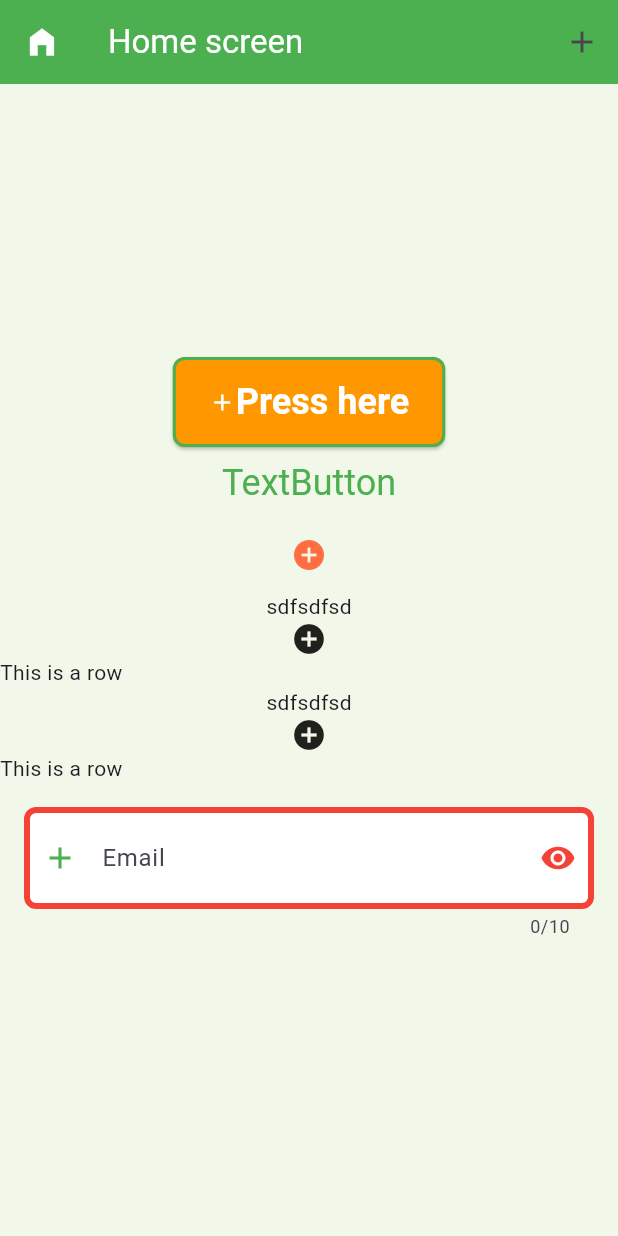
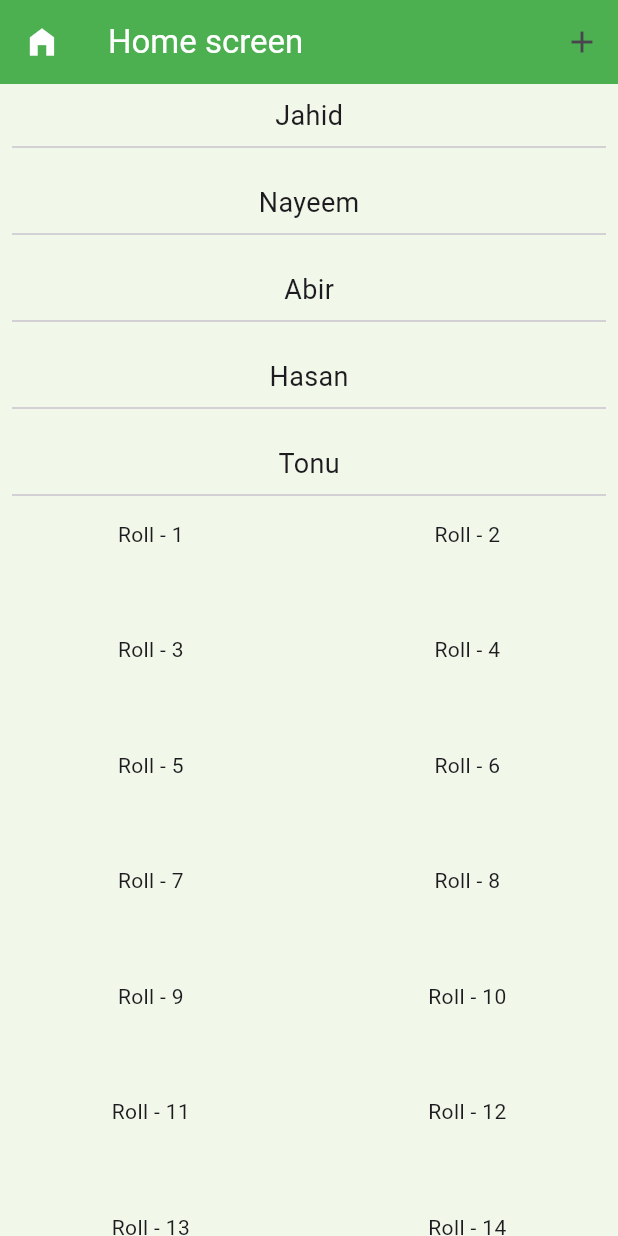
Before and after one commit to RafatMeraz/ostad_flutter_batch_six, a Flutter app: the screen it shows after launch, on a phone screen of 412 x 824 dp. Run offline on Flutter 3.47's test engine with Material 3 defaults, Android fonts, the phone set to English and light mode, and no system bars.

Commit message:
Add Basic Widget - ListView, Gridview

```diff
--- a/live_class_project/lib/main.dart
+++ b/live_class_project/lib/main.dart
@@ -22,6 +22,14 @@ class MyApp extends StatelessWidget {
 // Row => Horizontally
 
 class Home extends StatelessWidget {
+  List<String> studentList = [
+    'Jahid',
+    'Nayeem',
+    'Abir',
+    'Hasan',
+    'Tonu'
+  ];
+
   @override
   Widget build(BuildContext context) {
     // Write whatever you want to show in screen
@@ -54,202 +62,214 @@ class Home extends StatelessWidget {
           }, icon: Icon(Icons.add)),
         ],
       ),
-      body: Center(
+      // body: SingleChildScrollView(
+      //   child: Column(
+      //     children: [
+      //       Text('sdfjdkslfkds'),
+      //       Text('sdfjdkslfkds'),
+      //       Text('sdfjdkslfkds'),
+      //       Text('sdfjdkslfkds'),
+      //       Text('sdfjdkslfkds'),
+      //       Text('sdfjdkslfkds'),
+      //       Text('sdfjdkslfkds'),
+      //       Text('sdfjdkslfkds'),
+      //       Text('sdfjdkslfkds'),
+      //       Text('sdfjdkslfkds'),
+      //       Text('sdfjdkslfkds'),
+      //       Text('sdfjdkslfkds'),
+      //       Text('sdfjdkslfkds'),
+      //       Text('sdfjdkslfkds'),
+      //       Text('sdfjdkslfkds'),
+      //       Text('sdfjdkslfkds'),
+      //       Text('sdfjdkslfkds'),
+      //       Text('sdfjdkslfkds'),
+      //       Text('sdfjdkslfkds'),
+      //       Text('sdfjdkslfkds'),
+      //       Text('sdfjdkslfkds'),
+      //       Text('sdfjdkslfkds'),
+      //       Text('sdfjdkslfkds'),
+      //       Text('sdfjdkslfkds'),
+      //       Text('sdfjdkslfkds'),
+      //       Text('sdfjdkslfkds'),
+      //       Text('sdfjdkslfkds'),
+      //       Text('sdfjdkslfkds'),
+      //       Text('sdfjdkslfkds'),
+      //       Text('sdfjdkslfkds'),
+      //       Text('sdfjdkslfkds'),
+      //       Text('sdfjdkslfkds'),
+      //       Text('sdfjdkslfkds'),
+      //       Text('sdfjdkslfkds'),
+      //       Text('sdfjdkslfkds'),
+      //       Text('sdfjdkslfkds'),
+      //       Text('sdfjdkslfkds'),
+      //       Text('sdfjdkslfkds'),
+      //       Text('sdfjdkslfkds'),
+      //       Text('sdfjdkslfkds'),
+      //       Text('sdfjdkslfkds'),
+      //       Text('sdfjdkslfkds'),
+      //       Text('sdfjdkslfkds'),
+      //       Text('sdfjdkslfkds'),
+      //       Text('sdfjdkslfkds'),
+      //       Text('sdfjdkslfkds'),
+      //     ]
+      //   ),
+      // )
+      /*body: ListView(
+          scrollDirection: Axis.horizontal,
+          children: [
+        Text('sdfjdkslfkds'),
+        Text('sdfjdkslfkds'),
+        Text('sdfjdkslfkds'),
+        Text('sdfjdkslfkds'),
+        Text('sdfjdkslfkds'),
+        Text('sdfjdkslfkds'),
+        Text('sdfjdkslfkds'),
+        Text('sdfjdkslfkds'),
+        Text('sdfjdkslfkds'),
+        Text('sdfjdkslfkds'),
+        Text('sdfjdkslfkds'),
+        Text('sdfjdkslfkds'),
+        Text('sdfjdkslfkds'),
+        Text('sdfjdkslfkds'),
+        Text('sdfjdkslfkds'),
+        Text('sdfjdkslfkds'),
+        Text('sdfjdkslfkds'),
+        Text('sdfjdkslfkds'),
+        Text('sdfjdkslfkds'),
+        Text('sdfjdkslfkds'),
+        Text('sdfjdkslfkds'),
+        Text('sdfjdkslfkds'),
+        Text('sdfjdkslfkds'),
+        Text('sdfjdkslfkds'),
+        Text('sdfjdkslfkds'),
+        Text('sdfjdkslfkds'),
+        Text('sdfjdkslfkds'),
+        Text('sdfjdkslfkds'),
+        Text('sdfjdkslfkds'),
+        Text('sdfjdkslfkds'),
+        Text('sdfjdkslfkds'),
+        Text('sdfjdkslfkds'),
+        Text('sdfjdkslfkds'),
+        Text('sdfjdkslfkds'),
+        Text('sdfjdkslfkds'),
+        Text('sdfjdkslfkds'),
+        Text('sdfjdkslfkds'),
+        Text('sdfjdkslfkds'),
+        Text('sdfjdkslfkds'),
+        Text('sdfjdkslfkds'),
+        Text('sdfjdkslfkds'),
+        Text('sdfjdkslfkds'),
+        Text('sdfjdkslfkds'),
+        Text('sdfjdkslfkds'),
+        Text('sdfjdkslfkds'),
+        Text('sdfjdkslfkds'),
+      ]),*/
+      /*body: ListView.builder(
+        itemCount: 100,
+          itemBuilder: (context, index) {
+            return Text('${index + 1}', style: TextStyle(
+              fontSize: 32
+            ),);
+          }
+      ),*/
+      /*body: ListView.builder(
+          itemCount: studentList.length,
+          itemBuilder: (context, index) {
+            return Padding(
+              padding: const EdgeInsets.all(8.0),
               child: Column(
-          mainAxisSize: MainAxisSize.min,
-          mainAxisAlignment: MainAxisAlignment.center,
-          crossAxisAlignment: CrossAxisAlignment.center,
                 children: [
-            ElevatedButton(
-              style: ElevatedButton.styleFrom(
-                backgroundColor: Colors.orange,
-                foregroundColor: Colors.white,
-                shape: RoundedRectangleBorder(
-                  borderRadius: BorderRadius.circular(8),
-                  side: BorderSide(
-                    width: 2,
-                    color: Colors.green
-                  )
-                ),
-                textStyle: TextStyle(
-                  fontSize: 24,
-                  fontWeight: FontWeight.w700
-                ),
-                padding: EdgeInsets.symmetric(horizontal: 24, vertical: 16)
-              ),
-              onPressed: () {
-                print('Pressed');
-              },
-              child: Row(
-                mainAxisSize: MainAxisSize.min,
-                children: [
-                  Icon(Icons.add),
-                  Text('Press here'),
+                  Text(studentList[index], style: TextStyle(
+                    fontSize: 18
+                  ),),
+                  Divider()
                 ],
               ),
-            ),
-
-            TextButton(
-              style: TextButton.styleFrom(
-                  foregroundColor: Colors.green,
-                  textStyle: TextStyle(fontSize: 24),
-              ),
-              onPressed: () {},
-              child: Text(
-                'TextButton',
-              ),
-            ),
-
-            IconButton(
-              onPressed: () {
-                print('Tapped in icon button');
+            );
           },
-              icon: Icon(
-                Icons.add_circle,
-                color: Colors.deepOrangeAccent,
-              ),
-            ),
-
-            GestureDetector(
-              onTap: () {
-                print('on tap detected');
+      ),*/
+      /*body: ListView.separated(
+        itemCount: studentList.length,
+        itemBuilder: (context, index) {
+          return Row(
+            mainAxisAlignment: MainAxisAlignment.spaceBetween,
+            children: [
+              Text(studentList[index],
+                style: TextStyle(
+                  fontSize: 18
+              ),),
+              Text(studentList[index],
+                style: TextStyle(
+                  fontSize: 18
+              ),),
+            ],
+          );
         },
-              onDoubleTap: () {
-                print('Double tap detected');
+        separatorBuilder: (context, index) {
+          return Divider(
+            height: 32,
+            thickness: 2,
+            endIndent: 16,
+            indent: 8,
+            color: Colors.pink,
+          );
         },
-              onLongPress: () {
-                print('Long pressed');
-              },
+      ),*/
+      /*body: GridView(
+        gridDelegate: SliverGridDelegateWithFixedCrossAxisCount(crossAxisCount: 6),
+        children: [
+          Text('1'),
+          Text('2'),
+          Text('3'),
+          Text('4'),
+          Text('5'),
+          Text('6'),
+          Text('7'),
+          Text('8'),
+          Text('8'),
+        ],
+      ),*/
+      // ALT + ENTER (Win)
+      // opt + Enter (Mac)
+      body: SingleChildScrollView(
         child: Column(
           children: [
-                  Text('sdfsdfsd'),
-                  Icon(Icons.add_circle),
-                  Row(
+            ListView.builder(
+              shrinkWrap: true,
+              primary: false,
+              itemCount: studentList.length,
+              itemBuilder: (context, index) {
+                return Padding(
+                  padding: const EdgeInsets.all(8.0),
+                  child: Column(
                     children: [
-                      Text('This is a row')
-                    ],
-                  )
+                      Text(
+                        studentList[index],
+                        style: TextStyle(fontSize: 18),
+                      ),
+                      Divider()
                     ],
                   ),
+                );
+              },
             ),
-
-            InkWell(
-              splashColor: Colors.orange,
-              radius: 20,
-              borderRadius: BorderRadius.circular(30),
-              onTap: () {
-                print('on tap detected');
-              },
-              onDoubleTap: () {
-                print('Double tap detected');
-              },
-              onLongPress: () {
-                print('Long pressed');
-              },
-              child: Column(
+            GridView.builder(
+              shrinkWrap: true,
+              primary: false,
+              itemCount: 100,
+                gridDelegate: SliverGridDelegateWithFixedCrossAxisCount(
+                    crossAxisCount: 2, childAspectRatio: 3,
+                  mainAxisSpacing: 10,
+                  crossAxisSpacing: 10
+                ),
+                itemBuilder: (context, index) {
+                  return Column(
                     children: [
-                  Text('sdfsdfsd'),
-                  Icon(Icons.add_circle),
-                  Row(
-                    children: [
-                      Text('This is a row')
+                      Text('Roll - ${index+1}'),
+                      // Text(studentList[index])
                     ],
-                  )
-                ],
-              ),
-            ),
-
-            Padding(
-              padding: EdgeInsets.all(16),
-              child: TextField(
-                // controller: TextEditingController(),
-                // enabled: false,
-                onChanged: (value) {
-                  print(value);
-                },
-                style: TextStyle(fontSize: 24, color: Colors.orange),
-                maxLength: 10,
-                decoration: InputDecoration(
-                  hintText: 'Enter your email',
-                  hintStyle: TextStyle(
-                    fontSize: 24,
-                    fontWeight: FontWeight.w400,
-                  ),
-                  // label: Text('Email'),
-                  labelText: 'Email',
-                  labelStyle: TextStyle(),
-                  border: OutlineInputBorder(
-                    borderRadius: BorderRadius.circular(8),
-                    borderSide: BorderSide(width: 4, color: Colors.red)
-                  ),
-                  focusedBorder: OutlineInputBorder(
-                    borderSide: BorderSide(width: 4, color: Colors.orange),
-                    borderRadius: BorderRadius.circular(16)
-                  ),
-                  enabledBorder: OutlineInputBorder(
-                      borderRadius: BorderRadius.circular(8),
-                      borderSide: BorderSide(width: 4, color: Colors.red)
-                  ),
-                  disabledBorder: OutlineInputBorder(
-                      borderRadius: BorderRadius.circular(8),
-                      borderSide: BorderSide(width: 4, color: Colors.grey)
-                  ),
-                  fillColor: Colors.white,
-                  filled: true,
-                  prefixIcon: Icon(Icons.add),
-                  prefixIconColor: Colors.green,
-                  // prefix: Column(
-                  //   children: [
-                  //     Icon(Icons.add),
-                  //   ],
-                  // ),
-                  suffixIcon: Icon(Icons.remove_red_eye),
-                  suffixIconColor: Colors.red
-                  // suffix: Column(
-                  //   children: [],
-                  // )
-                ),
-              ),
-            ),
-
-          /*  Container(
-              width: 100,
-              height: 100,
-              decoration: BoxDecoration(
-                color: Colors.green,
-                borderRadius: BorderRadius.circular(24),
-                border: Border.all(color: Colors.black, width: 2),
-                // border: Border(
-                //   top: BorderSide(color: Colors.black, width: 3),
-                //   bottom: BorderSide(color: Colors.black, width: 2),
-                //   left: BorderSide(color: Colors.black, width: 2),
-                //   right: BorderSide(color: Colors.black, width: 2),
-                // ),
-                image: DecorationImage(
-                  image: AssetImage('images/panda.jpg'),
-                  fit: BoxFit.cover
-                ),
-                boxShadow: [
-                  BoxShadow(
-                    color: Colors.grey.withOpacity(0.9),
-                    spreadRadius: 5,
-                    blurRadius: 8,
-                    offset: Offset(0, 3), // changes position of shadow
-                  ),
-                  // BoxShadow(
-                  //   color: Colors.pink.withOpacity(0.9),
-                  //   spreadRadius: 5,
-                  //   blurRadius: 8,
-                  //   offset: Offset(0, 3), // changes position of shadow
-                  // ),
-                ]
-              ),
-              alignment: Alignment.center,
-              child: Text('Panda', style: TextStyle(
-                color: Colors.white,
-                fontWeight: FontWeight.bold
-              ),),
-            )*/
+                  );
+                },),
           ],
         ),
       ),
--- a/live_class_project/pubspec.yaml
+++ b/live_class_project/pubspec.yaml
@@ -61,7 +61,6 @@ flutter:
   # To add assets to your application, add an assets section, like this:
   assets:
     - images/
-    - images/cartoon/
 
   # An image asset can refer to one or more resolution-specific "variants", see
   # https://flutter.dev/assets-and-images/#resolution-aware
```
Lines whose indentation alone changed are shown as unchanged.
